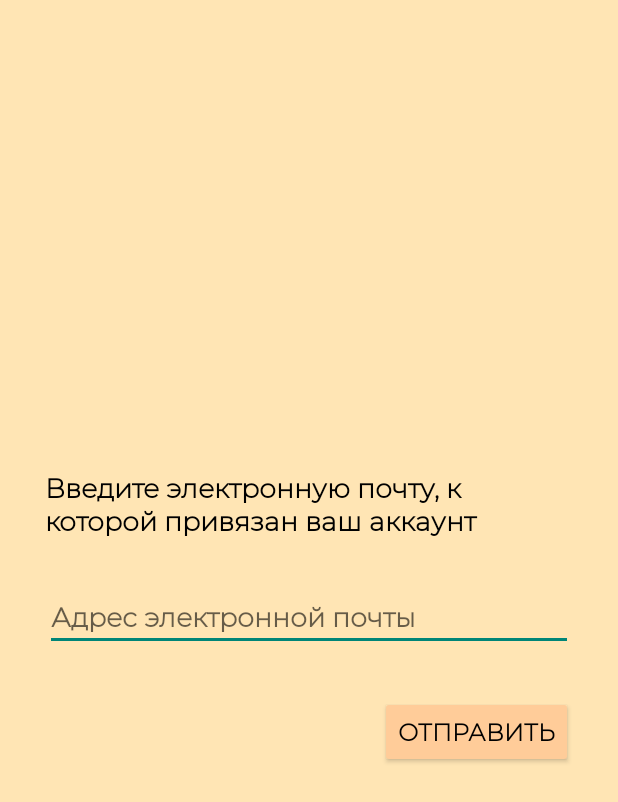
After one commit to reepov/PoemsApp, an Android app: the ForgetActivity screen opened directly, with no data from a screen before it, on a phone screen of 412 x 824 dp. The commit adds this screen. Shown: the top 802 px of the screen. Run offline under Robolectric (Android 15) with nearby library versions, the light colour scheme and no system bars.

Commit message:
reset password added

```diff
--- /dev/null
+++ b/app/src/main/java/com/example/myapplication/activities/ForgetActivity.kt
@@ -0,0 +1,129 @@
+package com.example.myapplication.activities
+
+import android.content.Intent
+import android.os.Bundle
+import android.util.Log
+import android.view.View
+import android.widget.Button
+import android.widget.EditText
+import android.widget.TextView
+import android.widget.Toast
+import androidx.appcompat.app.AppCompatActivity
+import androidx.core.view.isVisible
+import com.example.myapplication.R
+import okhttp3.*
+import okhttp3.internal.EMPTY_REQUEST
+import java.io.IOException
+
+class ForgetActivity : AppCompatActivity() {
+    override fun onCreate(savedInstanceState: Bundle?) {
+        super.onCreate(savedInstanceState)
+        setContentView(R.layout.forget_layout)
+        var emailText = findViewById<EditText>(R.id.enterEmail)
+        var sendButton = findViewById<Button>(R.id.sendToReset)
+        var text = findViewById<TextView>(R.id.textForget)
+        var textReset = findViewById<TextView>(R.id.textReset)
+        var newPass = findViewById<EditText>(R.id.enterNewPassword)
+        var secondNewPass = findViewById<EditText>(R.id.repeatNewPassword)
+        var resetPassword = findViewById<Button>(R.id.resetButton)
+        val action : String? = intent.action
+        val data: String? = intent.dataString
+        var email = ""
+        if (Intent.ACTION_VIEW == action && data != null){
+            email = data.split("email=")[1]
+            println(email)
+            emailText.isVisible = false
+            sendButton.isVisible = false
+            text.isVisible = false
+            textReset.isVisible = true
+            newPass.isVisible = true
+            secondNewPass.isVisible = true
+            resetPassword.isVisible = true
+        }
+        else {
+            newPass.isVisible = false
+            resetPassword.isVisible = false
+            secondNewPass.isVisible = false
+            text.isVisible = true
+            textReset.isVisible = false
+            emailText.isVisible = true
+            sendButton.isVisible = true
+
+        }
+        sendButton.setOnClickListener {
+            if (!emailText.text.contains("@") || emailText.text.indexOf("@") == 0 || emailText.text.indexOf("@") == emailText.text.length - 1 ) Toast.makeText(
+                applicationContext,
+                "Введен некорректный адрес электронной почты",
+                Toast.LENGTH_SHORT
+            ).show()
+            else{
+                var flag = false
+                var result = false
+                var url = "http://185.119.56.91/api/User/ResetPasswordRequest?email=${emailText.text}"
+                val client = OkHttpClient()
+                var request = Request.Builder()
+                    .url(url)
+                    .post(EMPTY_REQUEST)
+                    .build()
+                client.newCall(request).enqueue(object : Callback {
+                    override fun onFailure(call: Call, e: IOException) {
+
+                    }
+                    override fun onResponse(call: Call, response: Response) {
+                        if (response.body?.string().toString() == "true") result = true
+                        flag  = true
+                    }
+                })
+                while(!flag) Thread.sleep(100)
+                flag = false
+                if (result){
+                    Toast.makeText(applicationContext, "На вашу электронную почту было отправлено письмо со ссылкой на смену пароля", Toast.LENGTH_SHORT).show()
+                    val intent = Intent(this, LoginActivity::class.java)
+                    startActivity(intent)
+                    finishAffinity()
+                }
+                else
+                {
+                    Toast.makeText(applicationContext, "Произошла неизвестная ошибка. Повторите снова.", Toast.LENGTH_SHORT).show()
+                    val intent = Intent(this, LoginActivity::class.java)
+                    startActivity(intent)
+                    finishAffinity()
+                }
+            }
+        }
+        resetPassword.setOnClickListener {
+            var flag = false
+            var result = false
+            var url = "http://185.119.56.91/api/User/ResetPassword?email=${email}&password=${newPass.text}"
+            val client = OkHttpClient()
+            var request = Request.Builder()
+                .url(url)
+                .post(EMPTY_REQUEST)
+                .build()
+            client.newCall(request).enqueue(object : Callback {
+                override fun onFailure(call: Call, e: IOException) {
+
+                }
+                override fun onResponse(call: Call, response: Response) {
+                    if (response.body?.string().toString() == "true") result = true
+                    flag  = true
+                }
+            })
+            while(!flag) Thread.sleep(100)
+            flag = false
+            if (result){
+                Toast.makeText(applicationContext, "Ваш пароль был успешно изменен", Toast.LENGTH_SHORT).show()
+                val intent = Intent(this, LoginActivity::class.java)
+                startActivity(intent)
+                finishAffinity()
+            }
+            else
+            {
+                Toast.makeText(applicationContext, "Произошла неизвестная ошибка. Повторите снова.", Toast.LENGTH_SHORT).show()
+                val intent = Intent(this, LoginActivity::class.java)
+                startActivity(intent)
+                finishAffinity()
+            }
+        }
+    }
+}
--- a/app/src/main/java/com/example/myapplication/activities/MainActivity.kt
+++ b/app/src/main/java/com/example/myapplication/activities/MainActivity.kt
@@ -136,8 +136,8 @@ class MainActivity : FragmentActivity() {
 // Tips at start
 // Make search activity
 // Add more posts and users
-// Forgot the password?
-// Dark Theme
+// Forgot the password? (NOT SOLVED AT ALL - MAKE LINKS CLOSED AND ONCE-USED)
+// System Dark Theme lock (READY)
 // Password harder: at least 8 symbols, 1 digit, 1 up letter, 1 low letter, only latina (READY)
 // Fix DateTime (READY)
 // Fix zero in 1-digit month (READY)
--- a/app/src/main/java/com/example/myapplication/activities/RegisterActivity.kt
+++ b/app/src/main/java/com/example/myapplication/activities/RegisterActivity.kt
@@ -106,7 +106,6 @@ class RegisterActivity : AppCompatActivity() {
                         Toast.makeText(applicationContext, "Код успешно переотправлен. Проверьте почту ${login.text}", Toast.LENGTH_SHORT).show()
                     }
                     sendCode.setOnClickListener {
-                        println(code)
                         if (enteredCode.text.toString() == code) {
                             url =
                                 "http://185.119.56.91/api/User/EndRegisterMobile?email=${login.text}&nickname=${nickname.text}&password=${password.text}"
--- /dev/null
+++ b/app/src/main/res/layout/forget_layout.xml
@@ -0,0 +1,76 @@
+<?xml version="1.0" encoding="utf-8"?>
+<RelativeLayout xmlns:android="http://schemas.android.com/apk/res/android"
+    android:layout_width="match_parent"
+    android:layout_height="match_parent"
+    xmlns:tools="http://schemas.android.com/tools"
+    android:padding="30dp">
+    <TextView
+        android:id="@+id/textForget"
+        android:layout_width="wrap_content"
+        android:layout_height="wrap_content"
+        android:layout_centerHorizontal="true"
+        android:text="Введите электронную почту, к которой привязан ваш аккаунт"
+        tools:ignore="HardcodedText"
+        android:layout_above="@+id/enterEmail"
+        android:textSize="18sp" />
+    <TextView
+        android:id="@+id/textReset"
+        android:layout_width="wrap_content"
+        android:layout_height="wrap_content"
+        android:layout_centerHorizontal="true"
+        android:text="Введите новый пароль"
+        tools:ignore="HardcodedText"
+        android:layout_above="@+id/enterNewPassword"
+        android:textSize="18sp" />
+    <EditText
+        android:id="@+id/enterEmail"
+        android:layout_width="match_parent"
+        android:layout_height="wrap_content"
+        android:layout_centerVertical="true"
+        android:layout_marginTop="30dp"
+        android:hint="Адрес электронной почты"
+        tools:ignore="HardcodedText,TextFields, Autofill" />
+    <Button
+        android:id="@+id/sendToReset"
+        android:layout_width="wrap_content"
+        android:layout_height="wrap_content"
+        android:layout_below="@id/enterEmail"
+        android:layout_alignParentEnd="true"
+        android:layout_marginTop="30dp"
+        android:text="Отправить"
+        tools:ignore="HardcodedText"
+        android:textSize="16sp"
+        android:backgroundTint="#ffcc99"/>
+    <EditText
+        android:id="@+id/enterNewPassword"
+        android:layout_width="match_parent"
+        android:layout_height="wrap_content"
+        android:layout_centerVertical="true"
+        android:layout_marginTop="40dp"
+        android:hint="Новый пароль"
+        tools:ignore="HardcodedText,TextFields, Autofill"
+        android:inputType="textPassword"/>
+    <EditText
+        android:id="@+id/repeatNewPassword"
+        android:layout_width="match_parent"
+        android:layout_height="wrap_content"
+        android:layout_below="@id/enterNewPassword"
+        android:hint="Повторите новый пароль"
+        tools:ignore="Autofill,HardcodedText"
+        android:layout_marginTop="20dp"
+        android:inputType="textPassword"
+        />
+
+    <Button
+        android:id="@+id/resetButton"
+        android:layout_width="wrap_content"
+        android:layout_height="wrap_content"
+        android:layout_below="@id/repeatNewPassword"
+        android:layout_alignParentEnd="true"
+        android:layout_marginTop="30dp"
+        android:text="Сменить пароль"
+        tools:ignore="HardcodedText"
+        android:textSize="14sp"
+        android:backgroundTint="#ffcc99"/>
+
+</RelativeLayout>
--- a/app/src/main/res/values/themes.xml
+++ b/app/src/main/res/values/themes.xml
@@ -16,5 +16,6 @@
         <item name="android:textColor">?attr/colorPrimaryVariant</item>
         <item name="android:fontFamily">@font/montserrat</item>
         <item name="android:textStyle">bold</item>
+        <item name="android:forceDarkAllowed" tools:targetApi="q">false</item>
     </style>
 </resources>
```
Also changed, not shown: app/src/main/AndroidManifest.xml (+17 -2 lines), app/src/main/java/com/example/myapplication/activities/LoginActivity.kt (+8 -1 lines), app/src/main/res/layout/login_layout.xml (+10 -0 lines).
